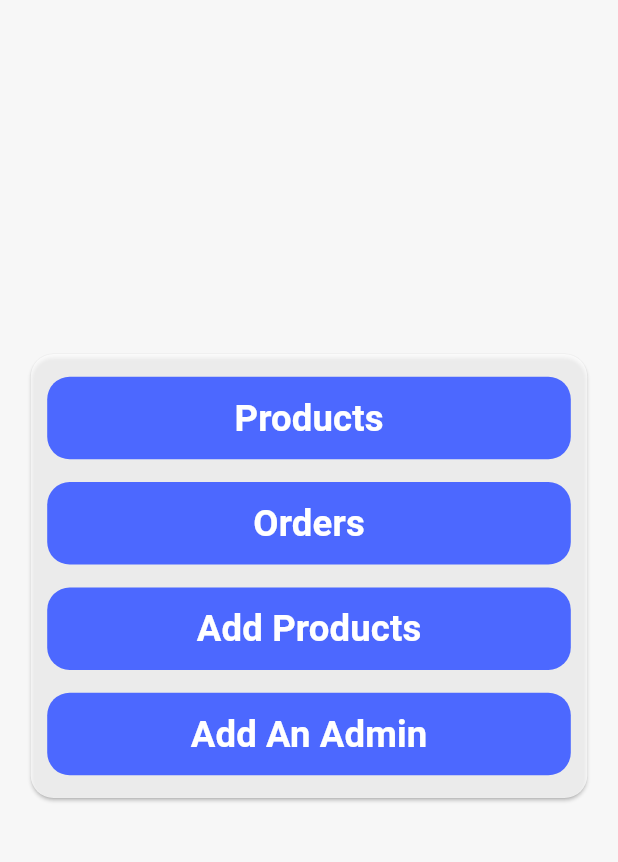
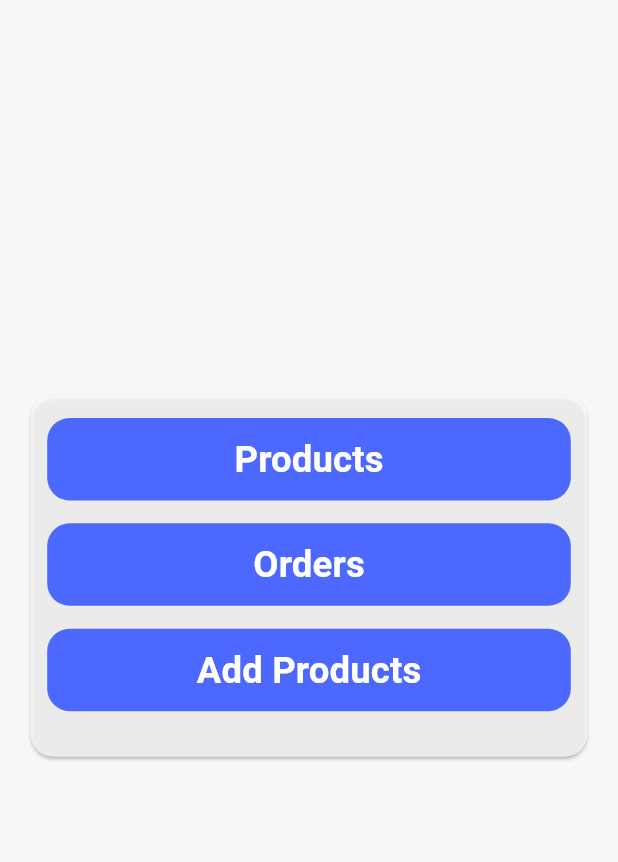
Before and after one commit to EngAhmed20/supra_cart_admin, a Flutter app: the HomeView screen opened by its route, after a tap on the "notifications" icon, on a phone screen of 412 x 824 dp, the part 84-946 px from its top. Run offline on Flutter 3.47's test engine with Material 3 defaults, Android fonts, the phone set to English and light mode, and no system bars; our stand-ins replace bloc, cached_network_image, dartz, dio, flutter_bloc, flutter_screenutil and 6 more; accounts and stored records are empty.

Commit message:
create home cubit and get admin info

```diff
--- a/lib/features/home/cubit/home_cubit.dart
+++ b/lib/features/home/cubit/home_cubit.dart
@@ -1,8 +1,27 @@
+import 'dart:convert';
 import 'package:bloc/bloc.dart';
 import 'package:meta/meta.dart';
+import 'package:shared_preferences/shared_preferences.dart';
+import '../../../core/models/admin_model.dart';
+import '../../../core/utilis/constants.dart';
+part 'home_state.dart';
+class HomeCubit extends Cubit<HomeState> {
+  HomeCubit(this.sharedPreferences) : super(HomeInitial()){
+    init();
+  }
+  init()async{
+    await getAdminInfoFromShared();
+    emit(HomeInitial());
 
-part 'home_state.dart';
+  }
+  final SharedPreferences sharedPreferences;
+  AdminModel? adminModel;
+  Future<void> getAdminInfoFromShared() async {
+    final adminData = await sharedPreferences.getString(adminInfo);
+    if (adminData != null) {
+      final adminMap = jsonDecode(adminData);
+      adminModel = AdminModel.fromJson(adminMap);
 
-class HomeCubit extends Cubit<HomeState> {
-  HomeCubit() : super(HomeInitial());
+    }
+  }
 }
--- a/lib/features/home/view/home_view.dart
+++ b/lib/features/home/view/home_view.dart
@@ -1,6 +1,10 @@
 import 'package:flutter/material.dart';
+import 'package:flutter_bloc/flutter_bloc.dart';
 import 'package:flutter_screenutil/flutter_screenutil.dart';
+import 'package:shared_preferences/shared_preferences.dart';
+import 'package:supra_cart_admin/core/helper_function/get_it_services.dart';
 import 'package:supra_cart_admin/core/style/app_text_styles.dart';
+import 'package:supra_cart_admin/features/home/cubit/home_cubit.dart';
 import 'package:supra_cart_admin/features/home/view/widgets/home_view_body.dart';
 
 class HomeView extends StatelessWidget {
@@ -9,25 +13,27 @@ class HomeView extends StatelessWidget {
 
   @override
   Widget build(BuildContext context) {
-    return Scaffold(
+    return BlocProvider(
+      create: (context) => HomeCubit(getIt.get<SharedPreferences>()),
+      child: Scaffold(
         appBar: AppBar(
-        title:  Text('Supra Cart Admin',style: textStyle.Bold23,),
+          title: Text('Supra Cart Admin', style: textStyle.Bold23),
           centerTitle: true,
           actions: [
+            IconButton(onPressed: () {}, icon: const Icon(Icons.notifications)),
             IconButton(
               onPressed: () {},
-            icon: const Icon(Icons.notifications),
-          ),
-          IconButton(
-            onPressed: () {},
-            icon: const Icon(Icons.logout_outlined,color: Colors.red,),
+              icon: const Icon(Icons.logout_outlined, color: Colors.red),
             ),
           ],
         ),
-      body: SafeArea(child: Padding(
-        padding:  EdgeInsets.symmetric(horizontal: 15.w,vertical: 15.h),
+        body: SafeArea(
+          child: Padding(
+            padding: EdgeInsets.symmetric(horizontal: 15.w, vertical: 15.h),
             child: HomeViewBody(),
-      )),
+          ),
+        ),
+      ),
     );
   }
 }
--- a/lib/features/home/view/widgets/home_view_body.dart
+++ b/lib/features/home/view/widgets/home_view_body.dart
@@ -2,8 +2,10 @@ import 'package:flutter/material.dart';
 import 'package:flutter_bloc/flutter_bloc.dart';
 import 'package:flutter_screenutil/flutter_screenutil.dart';
 import 'package:supra_cart_admin/core/repo/admin_info_repo.dart';
+import 'package:supra_cart_admin/core/utilis/constants.dart';
 import 'package:supra_cart_admin/core/widgets/custom_text_button.dart';
 import 'package:supra_cart_admin/features/admin/view/add_admin_view.dart';
+import 'package:supra_cart_admin/features/home/cubit/home_cubit.dart';
 import 'package:supra_cart_admin/features/products/view/add_product_view.dart';
 
 import '../../../../core/helper_function/get_it_services.dart';
@@ -17,6 +19,8 @@ class HomeViewBody extends StatelessWidget {
 
   @override
   Widget build(BuildContext context) {
+    return BlocBuilder<HomeCubit,HomeState>(builder: (context,state){
+      var cubit = context.read<HomeCubit>();
       return Center(
         child: Card(
           shape: RoundedRectangleBorder(
@@ -42,6 +46,7 @@ class HomeViewBody extends StatelessWidget {
                   Navigator.pushNamed(context, AddProductView.routeName);
                 }),
                 SizedBox(height: 15.h),
+             if( cubit.adminModel?.adminRole==adminRolesList[0])
                 CustomTextButton(text: 'Add An Admin', onPressed: () {
                 Navigator.push(
                   context,
@@ -54,10 +59,12 @@ class HomeViewBody extends StatelessWidget {
                 );
 
               }),
+
               ],
             ),
           ),
         ),
       );
+    });
   }
 }
--- a/lib/features/splash/view/splash_view.dart
+++ b/lib/features/splash/view/splash_view.dart
@@ -2,6 +2,7 @@ import 'package:flutter/material.dart';
 import 'package:shared_preferences/shared_preferences.dart';
 import 'package:supra_cart_admin/core/utilis/constants.dart';
 import 'package:supra_cart_admin/features/auth/view/login_view.dart';
+import 'package:supra_cart_admin/features/home/view/home_view.dart';
 import '../../../core/helper_function/get_it_services.dart';
 import '../../../generated/assets.dart';
 
@@ -36,7 +37,7 @@ class _SplashViewState extends State<SplashView> {
   void executeNavigation() {
     Future.delayed(const Duration(seconds: 3), () {
       getIt.get<SharedPreferences>().containsKey(accessToken)
-          ?Navigator.pushNamedAndRemoveUntil(context, LoginView.routeName, (route) => false)
+          ?Navigator.pushNamedAndRemoveUntil(context,HomeView.routeName, (route) => false)
           :
       Navigator.pushNamedAndRemoveUntil(context, LoginView.routeName, (route)=>false);
 
```
Also changed, not shown: lib/features/home/cubit/home_state.dart (line endings or trailing spaces). Lines whose indentation alone changed are shown as unchanged.
